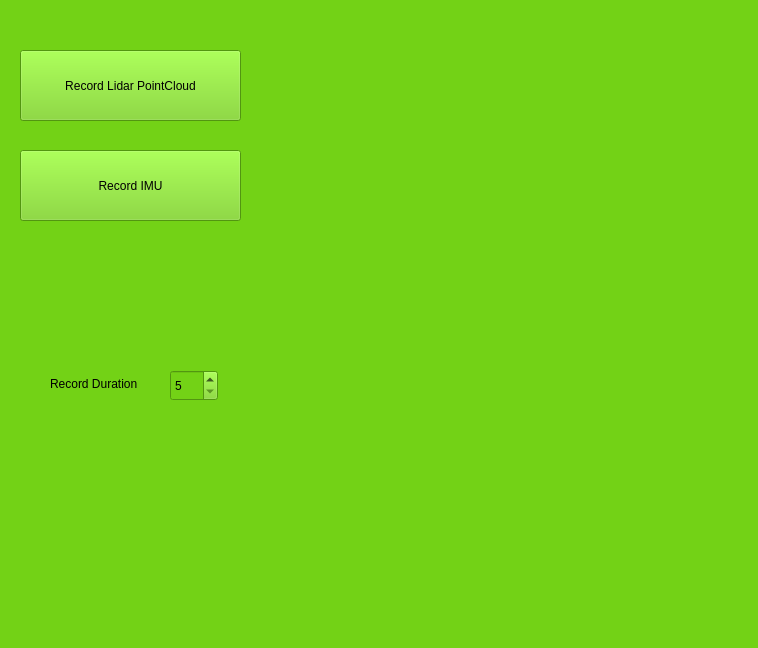
This is UI/resource/recorder-window.ui in Concordia-Building-Inspection-Robot/wheeltec-building-inspection as Qt 5 draws it before an edit. The edited form follows.
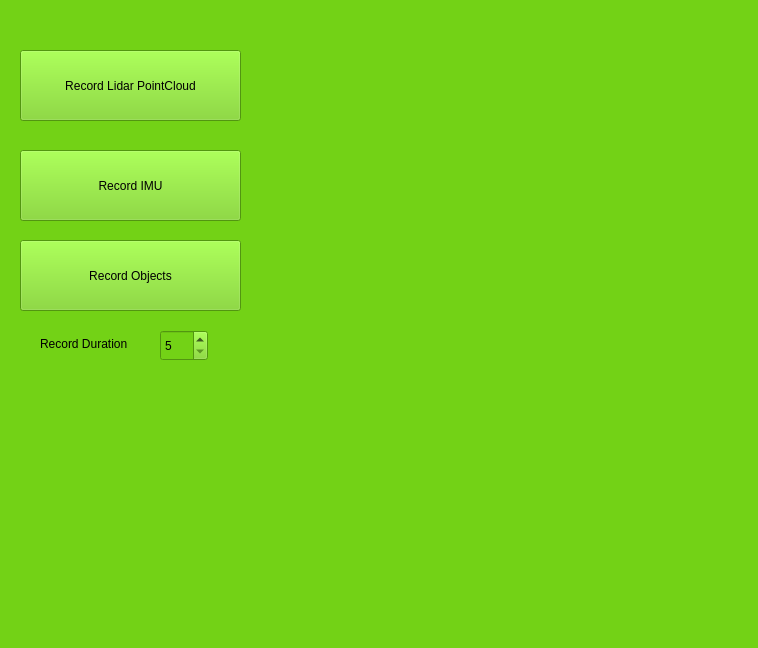
This is the edited form.

Patch:
```diff
--- a/UI/resource/recorder-window.ui
+++ b/UI/resource/recorder-window.ui
@@ -32,8 +32,8 @@
   <widget class="QLabel" name="label">
    <property name="geometry">
     <rect>
-     <x>50</x>
-     <y>375</y>
+     <x>40</x>
+     <y>335</y>
      <width>111</width>
      <height>17</height>
     </rect>
@@ -45,8 +45,8 @@
   <widget class="QSpinBox" name="record_duration">
    <property name="geometry">
     <rect>
-     <x>170</x>
-     <y>370</y>
+     <x>160</x>
+     <y>330</y>
      <width>48</width>
      <height>31</height>
     </rect>
@@ -68,6 +68,19 @@
     <string>Record IMU</string>
    </property>
   </widget>
+  <widget class="QPushButton" name="record_objects">
+   <property name="geometry">
+    <rect>
+     <x>20</x>
+     <y>240</y>
+     <width>221</width>
+     <height>71</height>
+    </rect>
+   </property>
+   <property name="text">
+    <string>Record Objects</string>
+   </property>
+  </widget>
  </widget>
  <resources/>
  <connections/>
```
